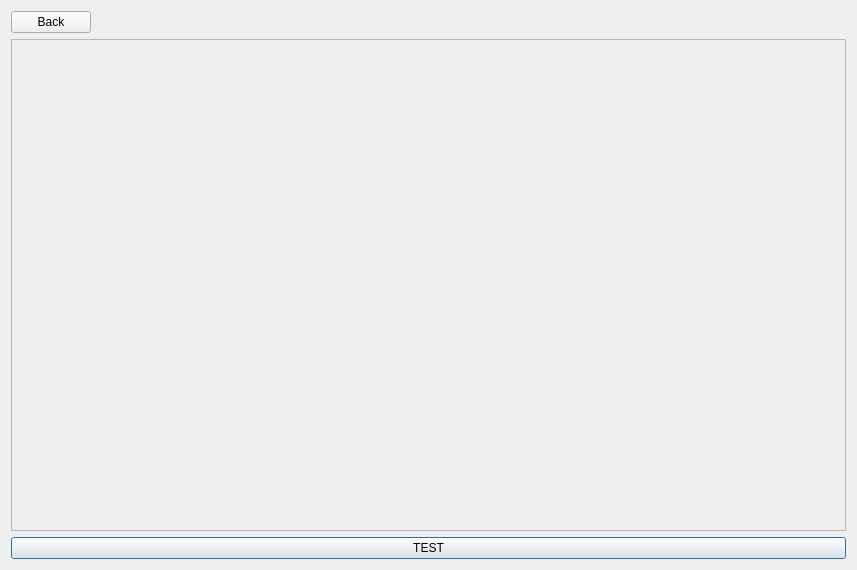
Before: the Qt Designer form workbook.ui in ValeriaGrigoruants/Platform-for-learning-programming, drawn with Qt 5.
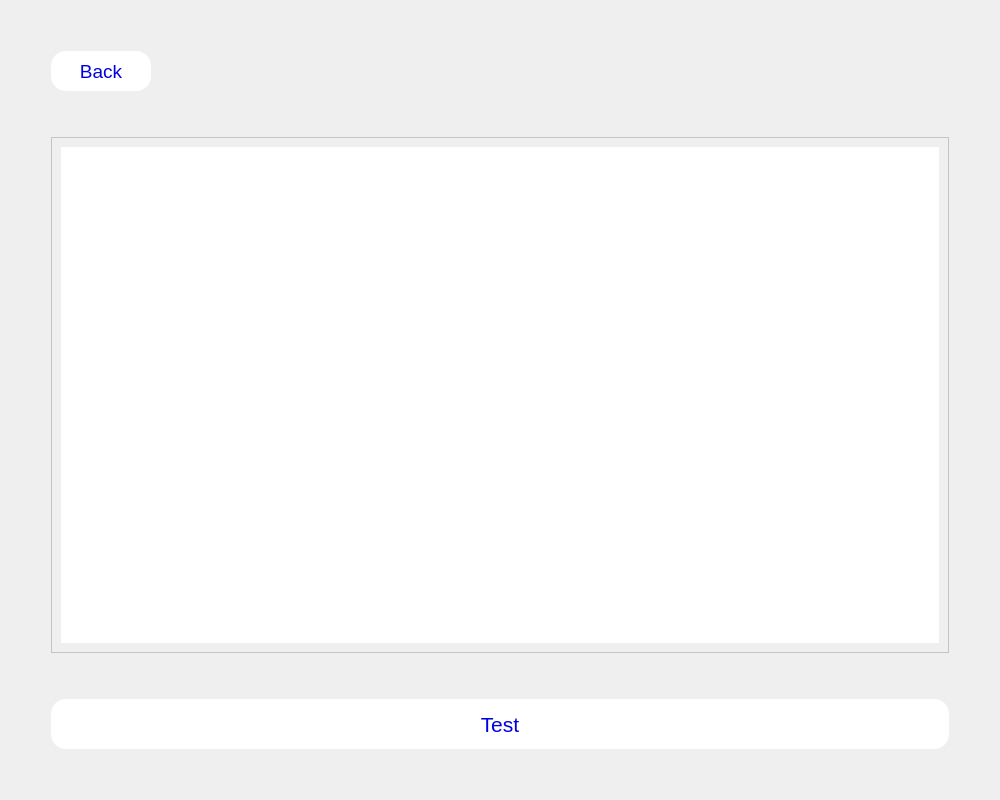
After: the same form once the commit is applied.

```diff
--- a/workbook.ui
+++ b/workbook.ui
@@ -6,16 +6,33 @@
    <rect>
     <x>0</x>
     <y>0</y>
-    <width>857</width>
-    <height>570</height>
+    <width>1000</width>
+    <height>800</height>
    </rect>
   </property>
+  <property name="sizePolicy">
+   <sizepolicy hsizetype="Preferred" vsizetype="Fixed">
+    <horstretch>0</horstretch>
+    <verstretch>0</verstretch>
+   </sizepolicy>
+  </property>
+  <property name="minimumSize">
+   <size>
+    <width>0</width>
+    <height>50</height>
+   </size>
+  </property>
   <property name="windowTitle">
    <string>Dialog</string>
   </property>
   <layout class="QGridLayout" name="gridLayout">
-   <item row="2" column="0">
+   <item row="3" column="1">
     <widget class="QScrollArea" name="scrollArea">
+     <property name="styleSheet">
+      <string notr="true">#scrollArea {
+	background-color: rgb(255, 255, 255)
+}</string>
+     </property>
      <property name="widgetResizable">
       <bool>true</bool>
      </property>
@@ -24,8 +41,8 @@
        <rect>
         <x>0</x>
         <y>0</y>
-        <width>833</width>
-        <height>474</height>
+        <width>882</width>
+        <height>482</height>
        </rect>
       </property>
       <layout class="QVBoxLayout" name="verticalLayout">
@@ -46,6 +63,17 @@
          <property name="acceptDrops">
           <bool>false</bool>
          </property>
+         <property name="styleSheet">
+          <string notr="true">#textBrowser {
+	background-color: #ffffff;
+	color: rgb(0, 0, 250);
+	font-size: 20px
+}
+
+.p {
+	font-size: 14px
+}</string>
+         </property>
          <property name="frameShape">
           <enum>QFrame::NoFrame</enum>
          </property>
@@ -67,17 +95,125 @@
      </widget>
     </widget>
    </item>
-   <item row="3" column="0">
+   <item row="1" column="0">
+    <spacer name="horizontalSpacer_2">
+     <property name="orientation">
+      <enum>Qt::Horizontal</enum>
+     </property>
+     <property name="sizeType">
+      <enum>QSizePolicy::Fixed</enum>
+     </property>
+     <property name="sizeHint" stdset="0">
+      <size>
+       <width>40</width>
+       <height>20</height>
+      </size>
+     </property>
+    </spacer>
+   </item>
+   <item row="1" column="2">
+    <spacer name="horizontalSpacer_3">
+     <property name="orientation">
+      <enum>Qt::Horizontal</enum>
+     </property>
+     <property name="sizeType">
+      <enum>QSizePolicy::Fixed</enum>
+     </property>
+     <property name="sizeHint" stdset="0">
+      <size>
+       <width>40</width>
+       <height>20</height>
+      </size>
+     </property>
+    </spacer>
+   </item>
+   <item row="5" column="1">
     <widget class="QPushButton" name="test">
+     <property name="sizePolicy">
+      <sizepolicy hsizetype="Minimum" vsizetype="Fixed">
+       <horstretch>0</horstretch>
+       <verstretch>0</verstretch>
+      </sizepolicy>
+     </property>
+     <property name="minimumSize">
+      <size>
+       <width>0</width>
+       <height>50</height>
+      </size>
+     </property>
+     <property name="cursor">
+      <cursorShape>PointingHandCursor</cursorShape>
+     </property>
+     <property name="styleSheet">
+      <string notr="true">#test {
+	font: 16pt;
+color: rgb(0, 0, 225);
+border-radius: 15px;
+background-color: rgb(255, 255, 255)}</string>
+     </property>
      <property name="text">
-      <string>TEST</string>
+      <string>Test</string>
      </property>
     </widget>
    </item>
-   <item row="0" column="0">
+   <item row="4" column="1">
+    <spacer name="verticalSpacer_2">
+     <property name="orientation">
+      <enum>Qt::Vertical</enum>
+     </property>
+     <property name="sizeType">
+      <enum>QSizePolicy::Fixed</enum>
+     </property>
+     <property name="sizeHint" stdset="0">
+      <size>
+       <width>20</width>
+       <height>40</height>
+      </size>
+     </property>
+    </spacer>
+   </item>
+   <item row="2" column="0">
+    <spacer name="verticalSpacer">
+     <property name="orientation">
+      <enum>Qt::Vertical</enum>
+     </property>
+     <property name="sizeType">
+      <enum>QSizePolicy::Fixed</enum>
+     </property>
+     <property name="sizeHint" stdset="0">
+      <size>
+       <width>20</width>
+       <height>40</height>
+      </size>
+     </property>
+    </spacer>
+   </item>
+   <item row="1" column="1">
     <layout class="QHBoxLayout" name="horizontalLayout_2">
      <item>
       <widget class="QPushButton" name="back">
+       <property name="sizePolicy">
+        <sizepolicy hsizetype="Fixed" vsizetype="Fixed">
+         <horstretch>0</horstretch>
+         <verstretch>0</verstretch>
+        </sizepolicy>
+       </property>
+       <property name="minimumSize">
+        <size>
+         <width>100</width>
+         <height>40</height>
+        </size>
+       </property>
+       <property name="cursor">
+        <cursorShape>PointingHandCursor</cursorShape>
+       </property>
+       <property name="styleSheet">
+        <string notr="true">#back {
+	font: 14pt;
+color: rgb(0, 0, 225);
+border-radius: 15px;
+background-color: rgb(255, 255, 255)}</string>
+       </property>
        <property name="text">
         <string>Back</string>
        </property>
@@ -98,6 +234,38 @@
      </item>
     </layout>
    </item>
+   <item row="6" column="1">
+    <spacer name="verticalSpacer_3">
+     <property name="orientation">
+      <enum>Qt::Vertical</enum>
+     </property>
+     <property name="sizeType">
+      <enum>QSizePolicy::Fixed</enum>
+     </property>
+     <property name="sizeHint" stdset="0">
+      <size>
+       <width>20</width>
+       <height>40</height>
+      </size>
+     </property>
+    </spacer>
+   </item>
+   <item row="0" column="0">
+    <spacer name="verticalSpacer_4">
+     <property name="orientation">
+      <enum>Qt::Vertical</enum>
+     </property>
+     <property name="sizeType">
+      <enum>QSizePolicy::Fixed</enum>
+     </property>
+     <property name="sizeHint" stdset="0">
+      <size>
+       <width>20</width>
+       <height>40</height>
+      </size>
+     </property>
+    </spacer>
+   </item>
   </layout>
  </widget>
  <resources/>
```
Left out of the diff: 2 changed lines with no effect on the pictures.
